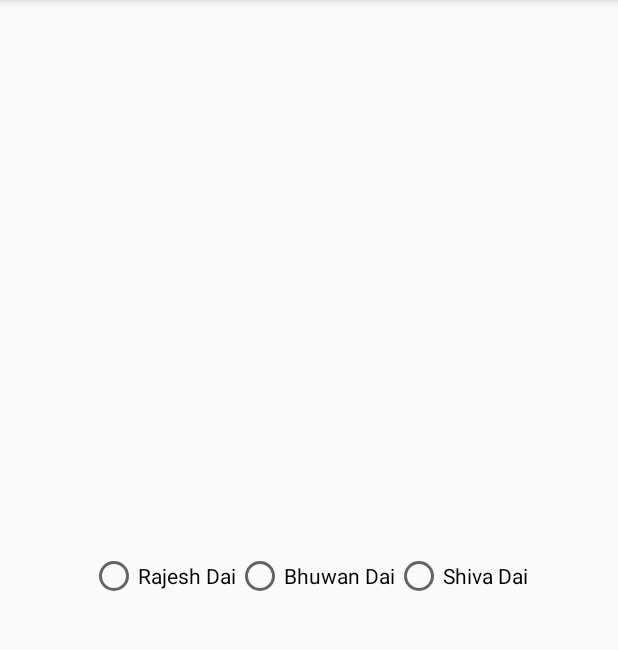
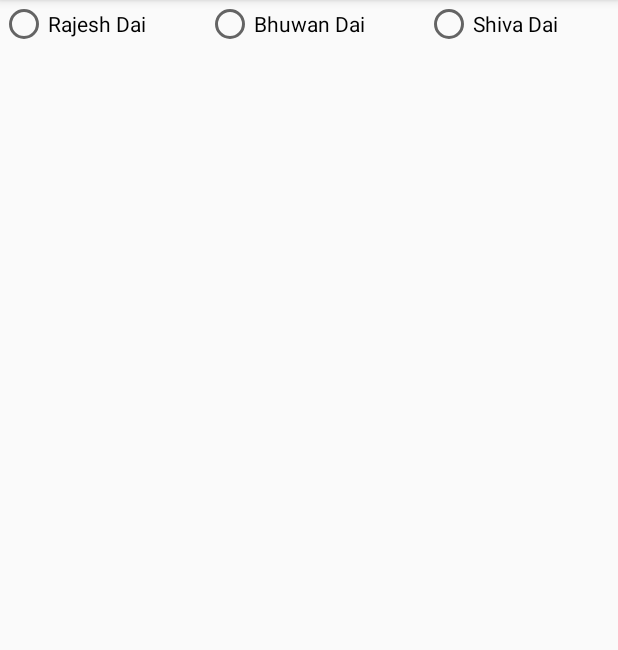
Before and after one commit to SaileshLimbu/ImageTutorial, an Android app: the screen it shows after launch (MainActivity), on a phone screen of 412 x 824 dp, the part 84-734 px from its top. Run offline under Robolectric (Android 15) with nearby library versions, the phone set to English and light mode, and no system bars.

Commit message:
Added Images and Code

```diff
--- a/app/src/main/java/np/com/softwarica/imagetutorial/MainActivity.java
+++ b/app/src/main/java/np/com/softwarica/imagetutorial/MainActivity.java
@@ -1,11 +1,12 @@
 package np.com.softwarica.imagetutorial;
 
+import android.os.Bundle;
 import android.support.v7.app.AppCompatActivity;
-import android.os.Bundle;
+import android.view.View;
 import android.widget.ImageView;
 import android.widget.RadioButton;
 
-public class MainActivity extends AppCompatActivity {
+public class MainActivity extends AppCompatActivity implements View.OnClickListener {
 
     private RadioButton rdRajesh, rdShiva, rdBhuwan;
     private ImageView imgDais;
@@ -19,5 +20,25 @@ public class MainActivity extends AppCompatActivity {
         rdShiva = findViewById(R.id.rdShiva);
         rdBhuwan = findViewById(R.id.rdBhuwan);
         imgDais = findViewById(R.id.imgDais);
+
+        rdRajesh.setOnClickListener(this);
+        rdShiva.setOnClickListener(this);
+        rdBhuwan.setOnClickListener(this);
+    }
+
+    @Override
+    public void onClick(View view) {
+        switch (view.getId()) {
+            case R.id.rdRajesh:
+                imgDais.setImageResource(R.drawable.rajesh);
+                break;
+            case R.id.rdShiva:
+                imgDais.setImageResource(R.drawable.shiva);
+                break;
+            case R.id.rdBhuwan:
+                imgDais.setImageResource(R.drawable.bhuwan);
+                break;
+
+        }
     }
 }
--- a/app/src/main/res/layout/activity_main.xml
+++ b/app/src/main/res/layout/activity_main.xml
@@ -3,15 +3,10 @@
     xmlns:tools="http://schemas.android.com/tools"
     android:layout_width="match_parent"
     android:layout_height="match_parent"
-    android:gravity="center"
+    android:orientation="vertical"
     tools:context=".MainActivity">
 
-
     <RadioGroup
-        android:layout_width="wrap_content"
-        android:layout_height="wrap_content">
-
-        <LinearLayout
         android:layout_width="match_parent"
         android:layout_height="wrap_content"
         android:orientation="horizontal">
@@ -20,20 +15,22 @@
             android:id="@+id/rdRajesh"
             android:layout_width="wrap_content"
             android:layout_height="wrap_content"
+            android:layout_weight="1"
             android:text="Rajesh Dai" />
 
         <RadioButton
             android:id="@+id/rdBhuwan"
             android:layout_width="wrap_content"
             android:layout_height="wrap_content"
+            android:layout_weight="1"
             android:text="Bhuwan Dai" />
 
         <RadioButton
             android:id="@+id/rdShiva"
             android:layout_width="wrap_content"
             android:layout_height="wrap_content"
+            android:layout_weight="1"
             android:text="Shiva Dai" />
-        </LinearLayout>
     </RadioGroup>
 
     <ImageView
```
Lines whose indentation alone changed are shown as unchanged.
